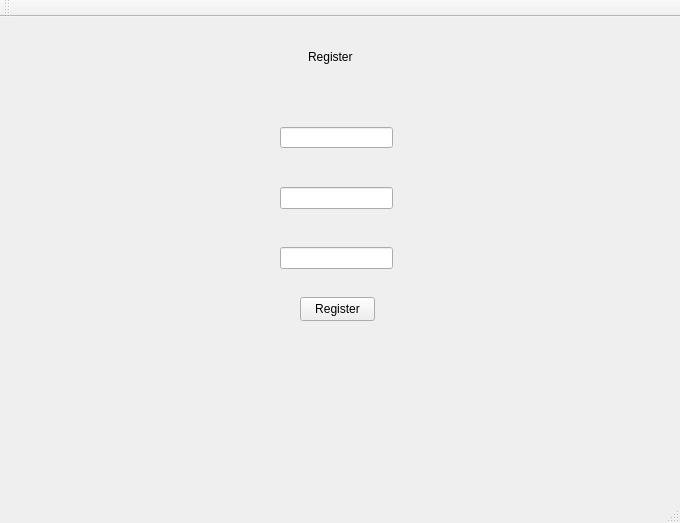
Old version of the form Gartic-Frontend/Gartic-Frontend/RegisterWindow.ui in the repository rusuuu/Professional-Googlers.
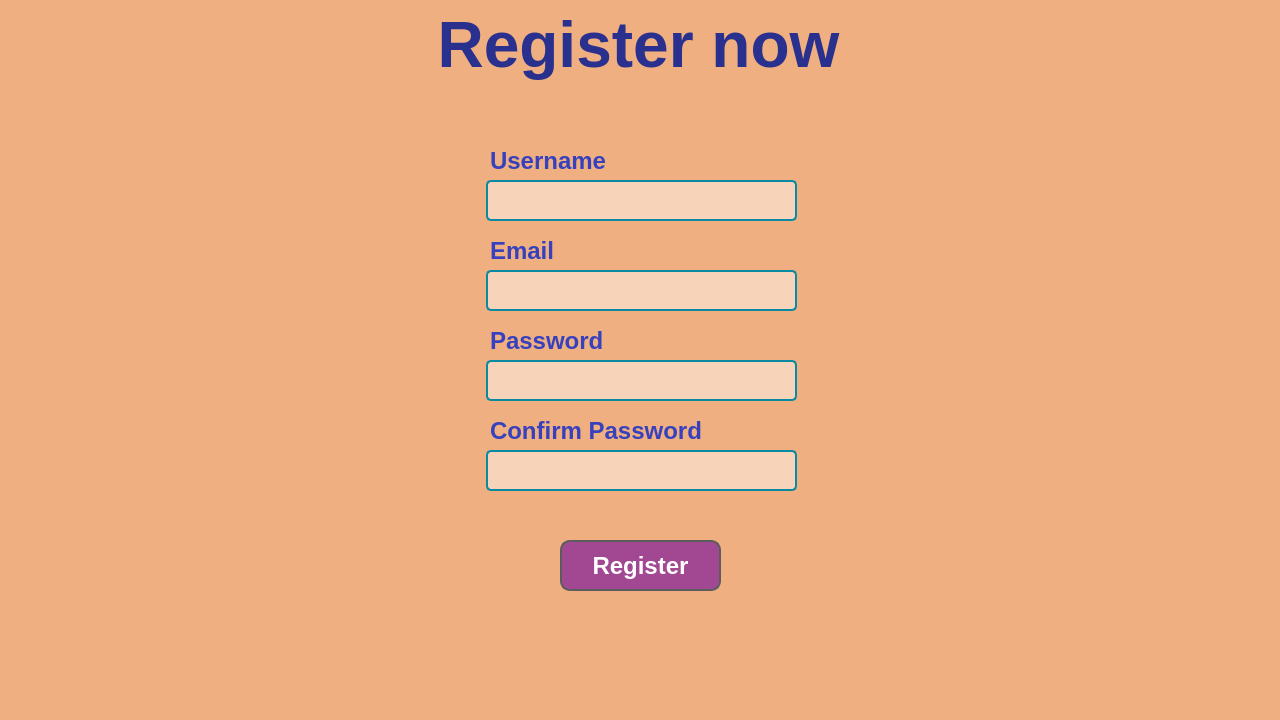
New version of the form.

Commit message: Redesign register page

What changed in the file:
```diff
--- a/Gartic-Frontend/Gartic-Frontend/RegisterWindow.ui
+++ b/Gartic-Frontend/Gartic-Frontend/RegisterWindow.ui
@@ -6,23 +6,62 @@
    <rect>
     <x>0</x>
     <y>0</y>
-    <width>680</width>
-    <height>523</height>
+    <width>1280</width>
+    <height>720</height>
    </rect>
   </property>
+  <property name="minimumSize">
+   <size>
+    <width>1280</width>
+    <height>720</height>
+   </size>
+  </property>
+  <property name="maximumSize">
+   <size>
+    <width>1280</width>
+    <height>720</height>
+   </size>
+  </property>
   <property name="windowTitle">
    <string>RegisterWindow</string>
   </property>
+  <property name="styleSheet">
+   <string notr="true">background-color: rgb(239,175,128);</string>
+  </property>
   <widget class="QWidget" name="centralWidget">
    <widget class="QPushButton" name="RegisterButton">
     <property name="geometry">
      <rect>
-      <x>300</x>
-      <y>280</y>
-      <width>75</width>
-      <height>24</height>
+      <x>560</x>
+      <y>540</y>
+      <width>161</width>
+      <height>51</height>
      </rect>
     </property>
+    <property name="font">
+     <font>
+      <pointsize>18</pointsize>
+      <bold>true</bold>
+     </font>
+    </property>
+    <property name="styleSheet">
+     <string notr="true">QPushButton {
+    border-radius: 10px; 
+    border: 2px solid #5c5c5c; 
+    background-color: rgb(162,72,147);  
+    padding: 5px;
+    color: #ffffff;  
+}
+
+QPushButton:hover {
+    background-color: rgb(231,96,131);  
+}
+
+QPushButton:pressed {
+    background-color: rgb(225,62,103);  
+}
+</string>
+    </property>
     <property name="text">
      <string>Register</string>
     </property>
@@ -30,64 +69,316 @@
    <widget class="QLineEdit" name="RegisterEmailInput">
     <property name="geometry">
      <rect>
-      <x>280</x>
-      <y>110</y>
-      <width>113</width>
-      <height>21</height>
+      <x>486</x>
+      <y>270</y>
+      <width>311</width>
+      <height>41</height>
      </rect>
     </property>
+    <property name="styleSheet">
+     <string notr="true">QLineEdit {
+    background-color: rgb(247,211,185);  
+    color: #19308F;  
+    border: 2px solid #0A89A3;  
+    border-radius: 5px;
+    padding: 5px; 
+    font: 12px;
+}
+
+QLineEdit:hover {
+    border-color: #A24893;  
+}
+
+QLineEdit:focus {
+    border-color: #E76083;  
+    background-color: #FFD1DC;  
+}
+
+QLineEdit:disabled {
+    background-color: #D4D4D4;  
+    border-color: #B0B0B0;
+    color: #888888;
+}
+
+QLineEdit:placeholder-text {
+    color: #A24893;  
+}
+
+</string>
+    </property>
    </widget>
    <widget class="QLineEdit" name="RegisterPasswordInput">
     <property name="geometry">
      <rect>
-      <x>280</x>
-      <y>170</y>
-      <width>113</width>
-      <height>22</height>
+      <x>486</x>
+      <y>360</y>
+      <width>311</width>
+      <height>41</height>
      </rect>
     </property>
+    <property name="styleSheet">
+     <string notr="true">QLineEdit {
+    background-color: rgb(247,211,185);  
+    color: #19308F;  
+    border: 2px solid #0A89A3;  
+    border-radius: 5px;
+    padding: 5px; 
+    font: 12px;
+}
+
+QLineEdit:hover {
+    border-color: #A24893;  
+}
+
+QLineEdit:focus {
+    border-color: #E76083;  
+    background-color: #FFD1DC;  
+}
+
+QLineEdit:disabled {
+    background-color: #D4D4D4;  
+    border-color: #B0B0B0;
+    color: #888888;
+}
+
+QLineEdit:placeholder-text {
+    color: #A24893;  
+}
+
+</string>
+    </property>
+    <property name="echoMode">
+     <enum>QLineEdit::Password</enum>
+    </property>
    </widget>
    <widget class="QLineEdit" name="RegisterPasswordConfirmationInput">
     <property name="geometry">
      <rect>
-      <x>280</x>
-      <y>230</y>
-      <width>113</width>
-      <height>22</height>
+      <x>486</x>
+      <y>450</y>
+      <width>311</width>
+      <height>41</height>
      </rect>
     </property>
+    <property name="styleSheet">
+     <string notr="true">QLineEdit {
+    background-color: rgb(247,211,185);  
+    color: #19308F;  
+    border: 2px solid #0A89A3;  
+    border-radius: 5px;
+    padding: 5px; 
+    font: 12px;
+}
+
+QLineEdit:hover {
+    border-color: #A24893;  
+}
+
+QLineEdit:focus {
+    border-color: #E76083;  
+    background-color: #FFD1DC;  
+}
+
+QLineEdit:disabled {
+    background-color: #D4D4D4;  
+    border-color: #B0B0B0;
+    color: #888888;
+}
+
+QLineEdit:placeholder-text {
+    color: #A24893;  
+}
+
+</string>
+    </property>
+    <property name="echoMode">
+     <enum>QLineEdit::Password</enum>
+    </property>
    </widget>
    <widget class="QLabel" name="Register">
     <property name="geometry">
      <rect>
-      <x>308</x>
-      <y>30</y>
-      <width>51</width>
-      <height>20</height>
+      <x>-2</x>
+      <y>-1</y>
+      <width>1281</width>
+      <height>91</height>
      </rect>
     </property>
+    <property name="font">
+     <font>
+      <pointsize>48</pointsize>
+      <bold>true</bold>
+     </font>
+    </property>
+    <property name="styleSheet">
+     <string notr="true">color: rgb(41, 48, 142);</string>
+    </property>
     <property name="text">
-     <string>Register</string>
+     <string>Register now</string>
     </property>
+    <property name="alignment">
+     <set>Qt::AlignCenter</set>
+    </property>
    </widget>
-  </widget>
-  <widget class="QMenuBar" name="menuBar">
-   <property name="geometry">
-    <rect>
-     <x>0</x>
-     <y>0</y>
-     <width>680</width>
-     <height>22</height>
-    </rect>
-   </property>
-  </widget>
-  <widget class="QToolBar" name="mainToolBar">
-   <attribute name="toolBarArea">
-    <enum>TopToolBarArea</enum>
-   </attribute>
-   <attribute name="toolBarBreak">
-    <bool>false</bool>
-   </attribute>
+   <widget class="QLabel" name="RegisterEmailLabel">
+    <property name="geometry">
+     <rect>
+      <x>490</x>
+      <y>240</y>
+      <width>81</width>
+      <height>21</height>
+     </rect>
+    </property>
+    <property name="font">
+     <font>
+      <pointsize>18</pointsize>
+      <bold>true</bold>
+     </font>
+    </property>
+    <property name="styleSheet">
+     <string notr="true">color: rgb(55,65, 189);
+
+</string>
+    </property>
+    <property name="text">
+     <string>Email</string>
+    </property>
+   </widget>
+   <widget class="QLabel" name="RegisterPasswordLabel">
+    <property name="geometry">
+     <rect>
+      <x>490</x>
+      <y>330</y>
+      <width>141</width>
+      <height>21</height>
+     </rect>
+    </property>
+    <property name="font">
+     <font>
+      <pointsize>18</pointsize>
+      <bold>true</bold>
+     </font>
+    </property>
+    <property name="styleSheet">
+     <string notr="true">color: rgb(55,65, 189);
+
+</string>
+    </property>
+    <property name="text">
+     <string>Password</string>
+    </property>
+   </widget>
+   <widget class="QLabel" name="RegisterPasswordConfirmationLabel">
+    <property name="geometry">
+     <rect>
+      <x>490</x>
+      <y>420</y>
+      <width>221</width>
+      <height>21</height>
+     </rect>
+    </property>
+    <property name="font">
+     <font>
+      <pointsize>18</pointsize>
+      <bold>true</bold>
+     </font>
+    </property>
+    <property name="styleSheet">
+     <string notr="true">color: rgb(55,65, 189);
+
+</string>
+    </property>
+    <property name="text">
+     <string>Confirm Password</string>
+    </property>
+   </widget>
+   <widget class="QLabel" name="RegisterUsernameLabel">
+    <property name="geometry">
+     <rect>
+      <x>490</x>
+      <y>150</y>
+      <width>121</width>
+      <height>21</height>
+     </rect>
+    </property>
+    <property name="font">
+     <font>
+      <pointsize>18</pointsize>
+      <bold>true</bold>
+     </font>
+    </property>
+    <property name="styleSheet">
+     <string notr="true">color: rgb(55,65, 189);
+
+</string>
+    </property>
+    <property name="text">
+     <string>Username</string>
+    </property>
+   </widget>
+   <widget class="QLineEdit" name="RegisterUsernameInput">
+    <property name="geometry">
+     <rect>
+      <x>486</x>
+      <y>180</y>
+      <width>311</width>
+      <height>41</height>
+     </rect>
+    </property>
+    <property name="styleSheet">
+     <string notr="true">QLineEdit {
+    background-color: rgb(247,211,185);  
+    color: #19308F;  
+    border: 2px solid #0A89A3;  
+    border-radius: 5px;
+    padding: 5px; 
+    font: 12px;
+}
+
+QLineEdit:hover {
+    border-color: #A24893;  
+}
+
+QLineEdit:focus {
+    border-color: #E76083;  
+    background-color: #FFD1DC;  
+}
+
+QLineEdit:disabled {
+    background-color: #D4D4D4;  
+    border-color: #B0B0B0;
+    color: #888888;
+}
+
+QLineEdit:placeholder-text {
+    color: #A24893;  
+}
+
+</string>
+    </property>
+   </widget>
+   <widget class="QLabel" name="label">
+    <property name="geometry">
+     <rect>
+      <x>490</x>
+      <y>495</y>
+      <width>301</width>
+      <height>21</height>
+     </rect>
+    </property>
+    <property name="font">
+     <font>
+      <pointsize>11</pointsize>
+      <bold>true</bold>
+     </font>
+    </property>
+    <property name="styleSheet">
+     <string notr="true">color: rgb(231, 96, 131);</string>
+    </property>
+    <property name="text">
+     <string/>
+    </property>
+   </widget>
   </widget>
   <widget class="QStatusBar" name="statusBar"/>
  </widget>
```
The commit also changes 2 other files.
